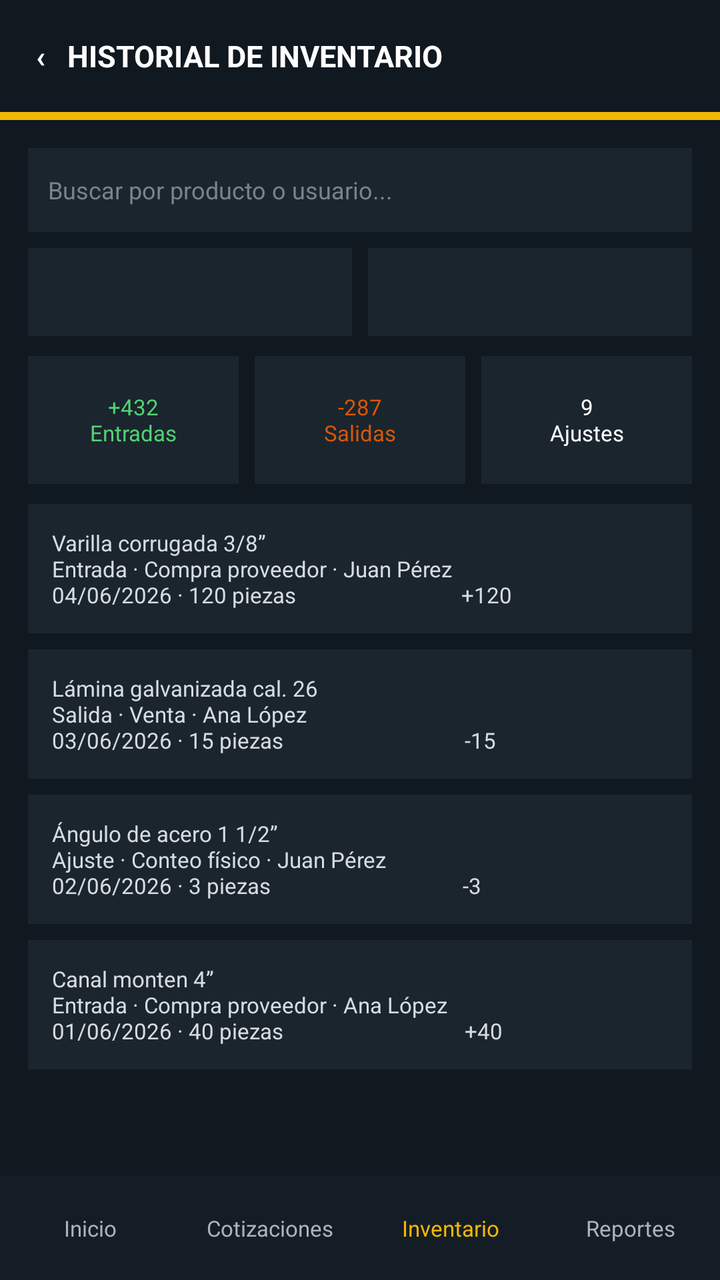
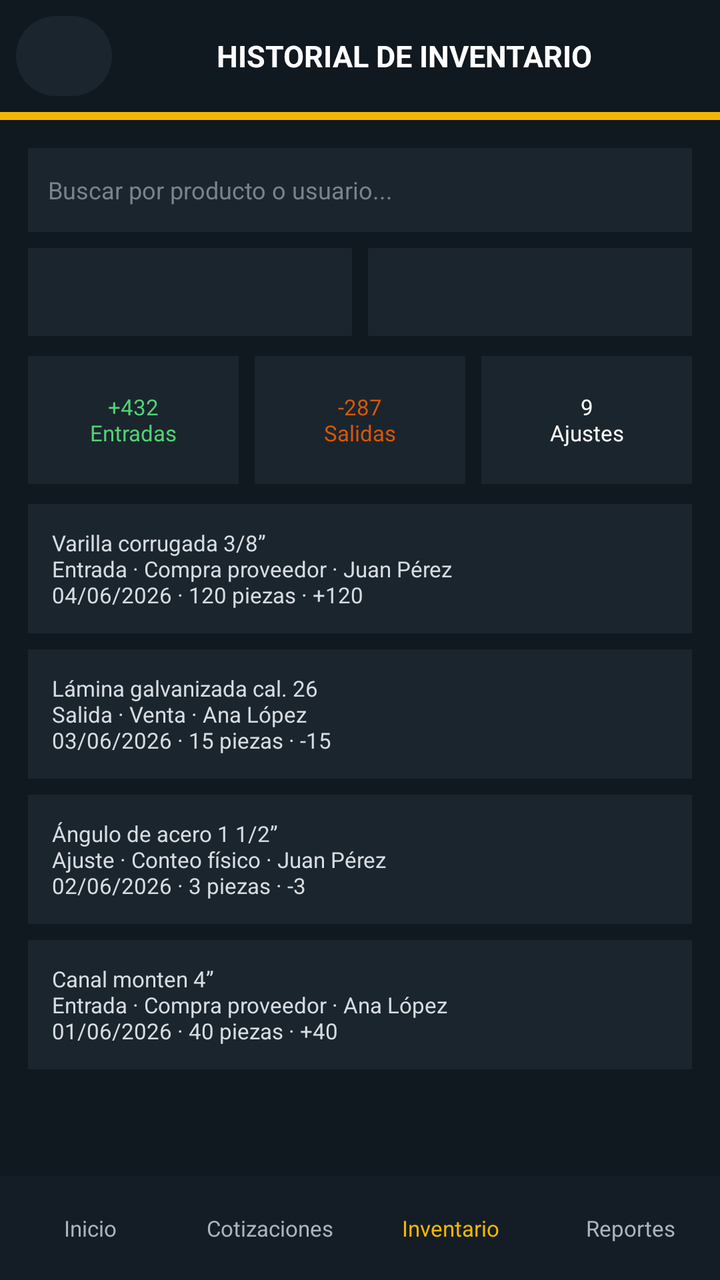

An Android layout rendered at two revisions. The XML below is the earlier revision; the diff shows what the commit changed to produce the second picture.
<!-- AndroidManifest.xml: application theme Theme.Aceroswecorp -->
<!-- res/layout/activity_historial_inventario.xml -->
<?xml version="1.0" encoding="utf-8"?>
<LinearLayout xmlns:android="http://schemas.android.com/apk/res/android"
    android:layout_width="match_parent"
    android:layout_height="match_parent"
    android:background="#101820"
    android:orientation="vertical">

    <TextView
        android:id="@+id/screen_back"
        android:layout_width="match_parent"
        android:layout_height="56dp"
        android:gravity="center_vertical"
        android:paddingStart="18dp"
        android:text="‹   HISTORIAL DE INVENTARIO"
        android:textColor="#FFFFFF"
        android:textSize="15sp"
        android:textStyle="bold" />

    <TextView android:layout_width="match_parent" android:layout_height="4dp" android:background="#F2B705" />

    <ScrollView
        android:layout_width="match_parent"
        android:layout_height="0dp"
        android:layout_weight="1">

        <LinearLayout
            android:layout_width="match_parent"
            android:layout_height="wrap_content"
            android:orientation="vertical"
            android:padding="14dp">

            <EditText android:layout_width="match_parent" android:layout_height="42dp" android:background="#1B252E" android:hint="Buscar por producto o usuario..." android:padding="10dp" android:textColor="#FFFFFF" android:textColorHint="#78848D" android:textSize="12sp" />
            <LinearLayout android:layout_width="match_parent" android:layout_height="44dp" android:layout_marginTop="8dp" android:orientation="horizontal">
                <Spinner android:layout_width="0dp" android:layout_height="match_parent" android:layout_marginEnd="4dp" android:layout_weight="1" android:background="#1B252E" android:prompt="@string/all_inventory_movements" />
                <Spinner android:layout_width="0dp" android:layout_height="match_parent" android:layout_marginStart="4dp" android:layout_weight="1" android:background="#1B252E" android:prompt="@string/last_30_days" />
            </LinearLayout>

            <LinearLayout android:layout_width="match_parent" android:layout_height="64dp" android:layout_marginTop="10dp" android:orientation="horizontal">
                <TextView android:layout_width="0dp" android:layout_height="match_parent" android:layout_marginEnd="4dp" android:layout_weight="1" android:background="#1B252E" android:gravity="center" android:text="+432&#10;Entradas" android:textColor="#52D273" android:textSize="11sp" />
                <TextView android:layout_width="0dp" android:layout_height="match_parent" android:layout_marginStart="4dp" android:layout_marginEnd="4dp" android:layout_weight="1" android:background="#1B252E" android:gravity="center" android:text="-287&#10;Salidas" android:textColor="#D95708" android:textSize="11sp" />
                <TextView android:layout_width="0dp" android:layout_height="match_parent" android:layout_marginStart="4dp" android:layout_weight="1" android:background="#1B252E" android:gravity="center" android:text="9&#10;Ajustes" android:textColor="#FFFFFF" android:textSize="11sp" />
            </LinearLayout>

            <TextView android:layout_width="match_parent" android:layout_height="wrap_content" android:layout_marginTop="10dp" android:background="#1B252E" android:padding="12dp" android:text="Varilla corrugada 3/8”&#10;Entrada · Compra proveedor · Juan Pérez&#10;04/06/2026 · 120 piezas                               +120" android:textColor="#D6DCE0" android:textSize="11sp" />
            <TextView android:layout_width="match_parent" android:layout_height="wrap_content" android:layout_marginTop="8dp" android:background="#1B252E" android:padding="12dp" android:text="Lámina galvanizada cal. 26&#10;Salida · Venta · Ana López&#10;03/06/2026 · 15 piezas                                  -15" android:textColor="#D6DCE0" android:textSize="11sp" />
            <TextView android:layout_width="match_parent" android:layout_height="wrap_content" android:layout_marginTop="8dp" android:background="#1B252E" android:padding="12dp" android:text="Ángulo de acero 1 1/2”&#10;Ajuste · Conteo físico · Juan Pérez&#10;02/06/2026 · 3 piezas                                    -3" android:textColor="#D6DCE0" android:textSize="11sp" />
            <TextView android:layout_width="match_parent" android:layout_height="wrap_content" android:layout_marginTop="8dp" android:background="#1B252E" android:padding="12dp" android:text="Canal monten 4”&#10;Entrada · Compra proveedor · Ana López&#10;01/06/2026 · 40 piezas                                  +40" android:textColor="#D6DCE0" android:textSize="11sp" />
        </LinearLayout>
    </ScrollView>

    <LinearLayout android:layout_width="match_parent" android:layout_height="52dp" android:background="#141D25" android:gravity="center" android:orientation="horizontal">
        <TextView android:id="@+id/nav_inicio" android:layout_width="0dp" android:layout_height="match_parent" android:layout_weight="1" android:gravity="center" android:text="Inicio" android:textColor="#AAB4BC" android:textSize="11sp" />
        <TextView android:id="@+id/nav_cotizaciones" android:layout_width="0dp" android:layout_height="match_parent" android:layout_weight="1" android:gravity="center" android:text="Cotizaciones" android:textColor="#AAB4BC" android:textSize="11sp" />
        <TextView android:id="@+id/nav_inventario" android:layout_width="0dp" android:layout_height="match_parent" android:layout_weight="1" android:gravity="center" android:text="Inventario" android:textColor="#F2B705" android:textSize="11sp" />
        <TextView android:id="@+id/nav_reportes" android:layout_width="0dp" android:layout_height="match_parent" android:layout_weight="1" android:gravity="center" android:text="Reportes" android:textColor="#AAB4BC" android:textSize="11sp" />
    </LinearLayout>
</LinearLayout>
<!-- resources referenced by this layout -->
<resources>
  <string name="all_inventory_movements">Todos los movimientos</string>
  <string name="last_30_days">Últimos 30 días</string>
  <style name="Theme.Aceroswecorp" parent="Base.Theme.Aceroswecorp" />
  <style name="Base.Theme.Aceroswecorp" parent="Theme.Material3.DayNight.NoActionBar">
          
          
      </style>
</resources>

<!-- the commit's change to res/layout/activity_historial_inventario.xml (unified diff, before → after) -->
@@ -5,16 +5,34 @@
     android:background="#101820"
     android:orientation="vertical">
 
-    <TextView
-        android:id="@+id/screen_back"
+    <LinearLayout
         android:layout_width="match_parent"
         android:layout_height="56dp"
         android:gravity="center_vertical"
-        android:paddingStart="18dp"
-        android:text="‹   HISTORIAL DE INVENTARIO"
-        android:textColor="#FFFFFF"
-        android:textSize="15sp"
-        android:textStyle="bold" />
+        android:orientation="horizontal"
+        android:paddingStart="8dp"
+        android:paddingEnd="12dp">
+
+        <Button
+            android:id="@+id/screen_back"
+            android:layout_width="48dp"
+            android:layout_height="48dp"
+            android:backgroundTint="#1B252E"
+            android:contentDescription="@string/back"
+            android:text="@string/back_arrow"
+            android:textColor="#FFFFFF"
+            android:textSize="24sp" />
+
+        <TextView
+            android:layout_width="0dp"
+            android:layout_height="wrap_content"
+            android:layout_weight="1"
+            android:gravity="center"
+            android:text="HISTORIAL DE INVENTARIO"
+            android:textColor="#FFFFFF"
+            android:textSize="15sp"
+            android:textStyle="bold" />
+    </LinearLayout>
 
     <TextView android:layout_width="match_parent" android:layout_height="4dp" android:background="#F2B705" />
 
@@ -41,10 +59,10 @@
                 <TextView android:layout_width="0dp" android:layout_height="match_parent" android:layout_marginStart="4dp" android:layout_weight="1" android:background="#1B252E" android:gravity="center" android:text="9&#10;Ajustes" android:textColor="#FFFFFF" android:textSize="11sp" />
             </LinearLayout>
 
-            <TextView android:layout_width="match_parent" android:layout_height="wrap_content" android:layout_marginTop="10dp" android:background="#1B252E" android:padding="12dp" android:text="Varilla corrugada 3/8”&#10;Entrada · Compra proveedor · Juan Pérez&#10;04/06/2026 · 120 piezas                               +120" android:textColor="#D6DCE0" android:textSize="11sp" />
-            <TextView android:layout_width="match_parent" android:layout_height="wrap_content" android:layout_marginTop="8dp" android:background="#1B252E" android:padding="12dp" android:text="Lámina galvanizada cal. 26&#10;Salida · Venta · Ana López&#10;03/06/2026 · 15 piezas                                  -15" android:textColor="#D6DCE0" android:textSize="11sp" />
-            <TextView android:layout_width="match_parent" android:layout_height="wrap_content" android:layout_marginTop="8dp" android:background="#1B252E" android:padding="12dp" android:text="Ángulo de acero 1 1/2”&#10;Ajuste · Conteo físico · Juan Pérez&#10;02/06/2026 · 3 piezas                                    -3" android:textColor="#D6DCE0" android:textSize="11sp" />
-            <TextView android:layout_width="match_parent" android:layout_height="wrap_content" android:layout_marginTop="8dp" android:background="#1B252E" android:padding="12dp" android:text="Canal monten 4”&#10;Entrada · Compra proveedor · Ana López&#10;01/06/2026 · 40 piezas                                  +40" android:textColor="#D6DCE0" android:textSize="11sp" />
+            <TextView android:layout_width="match_parent" android:layout_height="wrap_content" android:layout_marginTop="10dp" android:background="#1B252E" android:padding="12dp" android:text="Varilla corrugada 3/8”&#10;Entrada · Compra proveedor · Juan Pérez&#10;04/06/2026 · 120 piezas · +120" android:textColor="#D6DCE0" android:textSize="11sp" />
+            <TextView android:layout_width="match_parent" android:layout_height="wrap_content" android:layout_marginTop="8dp" android:background="#1B252E" android:padding="12dp" android:text="Lámina galvanizada cal. 26&#10;Salida · Venta · Ana López&#10;03/06/2026 · 15 piezas · -15" android:textColor="#D6DCE0" android:textSize="11sp" />
+            <TextView android:layout_width="match_parent" android:layout_height="wrap_content" android:layout_marginTop="8dp" android:background="#1B252E" android:padding="12dp" android:text="Ángulo de acero 1 1/2”&#10;Ajuste · Conteo físico · Juan Pérez&#10;02/06/2026 · 3 piezas · -3" android:textColor="#D6DCE0" android:textSize="11sp" />
+            <TextView android:layout_width="match_parent" android:layout_height="wrap_content" android:layout_marginTop="8dp" android:background="#1B252E" android:padding="12dp" android:text="Canal monten 4”&#10;Entrada · Compra proveedor · Ana López&#10;01/06/2026 · 40 piezas · +40" android:textColor="#D6DCE0" android:textSize="11sp" />
         </LinearLayout>
     </ScrollView>
 
<!-- resource entries referenced after the edit -->
@@ -1,6 +1,8 @@
 <!-- resources referenced by this layout -->
 <resources>
   <string name="all_inventory_movements">Todos los movimientos</string>
+  <string name="back">Volver</string>
+  <string name="back_arrow">‹</string>
   <string name="last_30_days">Últimos 30 días</string>
   <style name="Theme.Aceroswecorp" parent="Base.Theme.Aceroswecorp" />
   <style name="Base.Theme.Aceroswecorp" parent="Theme.Material3.DayNight.NoActionBar">
